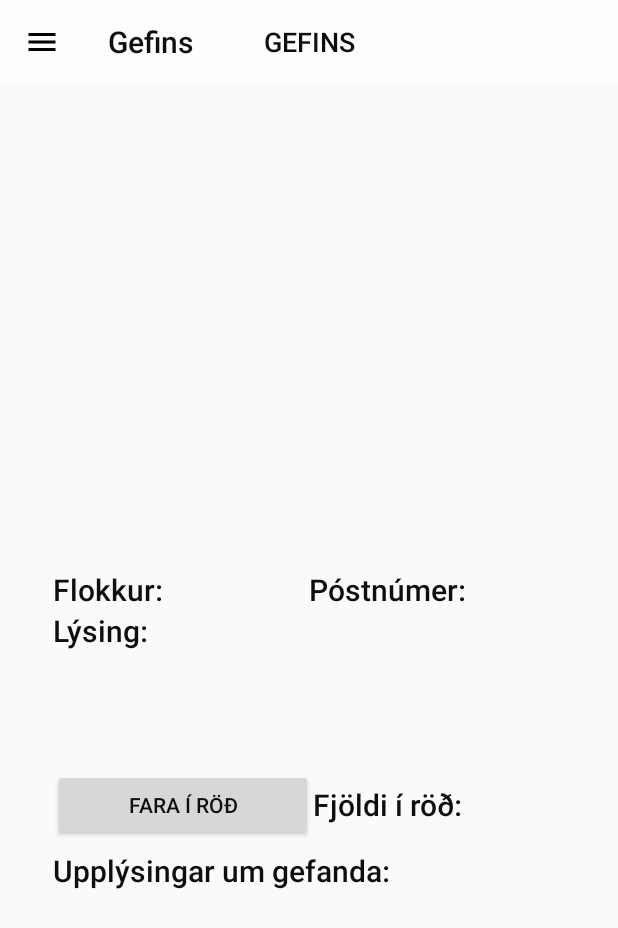
After one commit to Steinalicious/Gefins, an Android app: the ViewAdActivity screen opened directly, with no data from a screen before it, on a phone screen of 412 x 824 dp. The commit adds this screen. Shown: the top 928 px of the screen. Run offline under Robolectric (Android 15) with nearby library versions, the phone set to English and light mode, and no system bars.

Commit message:
komin 3 viewItem layout

```diff
--- a/app/src/main/AndroidManifest.xml
+++ b/app/src/main/AndroidManifest.xml
@@ -29,6 +29,9 @@
         <activity
             android:name=".NavbarActivity"
             android:exported="true" />
+        <activity
+            android:name=".ViewAdActivity"
+            android:exported="true" />
         <activity android:name=".ExitNavbarActivity" />
     </application>
 
--- /dev/null
+++ b/app/src/main/java/com/gefins/ViewAdActivity.java
@@ -0,0 +1,15 @@
+package com.gefins;
+
+import android.os.Bundle;
+import android.support.v7.app.AppCompatActivity;
+import android.widget.FrameLayout;
+
+public class ViewAdActivity extends NavbarActivity {
+
+    @Override
+    protected void onCreate(Bundle savedInstanceState){
+        super.onCreate(savedInstanceState);
+        FrameLayout contentFrameLayout = (FrameLayout) findViewById(R.id.content_frame);
+        getLayoutInflater().inflate(R.layout.activity_viewad, contentFrameLayout);
+    }
+}
--- /dev/null
+++ b/app/src/main/res/layout/activity_viewad.xml
@@ -0,0 +1,122 @@
+<?xml version="1.0" encoding="UTF-8"?>
+<LinearLayout android:orientation="vertical" android:gravity="center|center_vertical"
+    android:layout_height="match_parent" android:layout_width="match_parent"
+    xmlns:tools="http://schemas.android.com/tools"
+    xmlns:app="http://schemas.android.com/apk/res-auto"
+    xmlns:android="http://schemas.android.com/apk/res/android">
+
+    <LinearLayout
+        android:layout_width="341dp"
+        android:layout_height="200dp"
+        android:gravity="bottom"
+        android:orientation="horizontal"></LinearLayout>
+
+    <LinearLayout
+        android:layout_width="341dp"
+        android:layout_height="50dp"
+        android:gravity="bottom"
+        android:orientation="horizontal">
+
+        <TextView
+            android:id="@+id/item_category"
+            android:layout_width="120dp"
+            android:layout_height="wrap_content"
+            android:layout_weight="1"
+            android:text="@string/viewad_category"
+            android:textAppearance="@android:style/TextAppearance.Material.Title" />
+
+        <ScrollView
+            android:id="@+id/categoryContainer"
+            android:layout_width="50dp"
+            android:layout_height="70dp"
+            android:fillViewport="true" />
+
+        <TextView
+            android:id="@+id/zip_category"
+            android:layout_width="120dp"
+            android:layout_height="wrap_content"
+            android:layout_weight="1"
+            android:text="@string/viewad_zip"
+            android:textAppearance="@android:style/TextAppearance.Material.Title" />
+
+        <ScrollView
+            android:id="@+id/zipContainer"
+            android:layout_width="50dp"
+            android:layout_height="70dp"
+            android:fillViewport="true" />
+
+    </LinearLayout>
+
+    <LinearLayout
+        android:layout_width="341dp"
+        android:layout_height="100dp"
+        android:gravity="bottom"
+        android:orientation="vertical">
+
+        <TextView
+            android:id="@+id/item_description"
+            android:layout_width="match_parent"
+            android:layout_height="30dp"
+            android:layout_weight="1"
+            android:text="@string/viewad_description"
+            android:textAppearance="@android:style/TextAppearance.Material.Title" />
+
+        <ScrollView
+            android:layout_width="match_parent"
+            android:layout_height="70dp"
+            android:fillViewport="true" />
+
+    </LinearLayout>
+
+    <LinearLayout
+        android:layout_width="341dp"
+        android:layout_height="60dp"
+        android:gravity="center_vertical"
+        android:orientation="horizontal">
+
+        <Button
+            android:id="@+id/enterQueue"
+            android:layout_width="173dp"
+            android:layout_height="wrap_content"
+            android:text="@string/viewad_enterqueue" />
+
+        <TextView
+            android:id="@+id/numberQueue"
+            android:layout_width="150dp"
+            android:layout_height="wrap_content"
+            android:layout_weight="1"
+            android:labelFor="@id/title_input"
+            android:text="@string/viewad_numberqueue"
+            android:textAppearance="@android:style/TextAppearance.Material.Title" />
+
+        <ScrollView
+            android:id="@+id/numberQueueContainer"
+            android:layout_width="23dp"
+            android:layout_height="match_parent"
+            android:fillViewport="true" />
+
+    </LinearLayout>
+
+    <LinearLayout
+        android:layout_width="341dp"
+        android:layout_height="100dp"
+        android:gravity="bottom"
+        android:orientation="vertical">
+
+        <TextView
+            android:id="@+id/item_ownerinfo"
+            android:layout_width="match_parent"
+            android:layout_height="30dp"
+            android:layout_weight="1"
+            android:text="@string/viewad_ownerinfo"
+            android:textAppearance="@android:style/TextAppearance.Material.Title" />
+
+        <ScrollView
+            android:id="@+id/ownerifoContainer"
+            android:layout_width="match_parent"
+            android:layout_height="70dp"
+            android:fillViewport="true" />
+
+    </LinearLayout>
+
+</LinearLayout>
--- a/app/src/main/res/values/strings.xml
+++ b/app/src/main/res/values/strings.xml
@@ -29,6 +29,20 @@
     <string name="categories">Flokkar</string>
     <string name="location">Staðsetning</string>
     <string name="viewSortedItems">Leita</string>
+    <string name="viewad_numberqueue">Fjöldi í röð: </string>
+    <string name="viewad_enterqueue">Fara í röð</string>
+    <string name="viewad_category">Flokkur: </string>
+    <string name="viewad_zip">Póstnúmer: </string>
+    <string name="viewad_description">Lýsing: </string>
+    <string name="viewad_ownerinfo">Upplýsingar um gefanda: </string>
+    <string name="viewad_cancel">Hætta við</string>
+    <string name="viewad_message">Senda skilaboð</string>
+    <string name="viewad_delete">Eyða</string>
+    <string name="viewad_edit">Breyta</string>
+
+
+
+
 
 
     <string-array name="android_dropdown_arrays">
```
Also changed, not shown: app/src/main/res/layout/activity_viewadaccepted.xml (added, +113 -0 lines), app/src/main/res/layout/activity_viewadowner.xml (added, +117 -0 lines), app/src/main/res/layout/activity_navbar.xml (line endings or trailing spaces).
